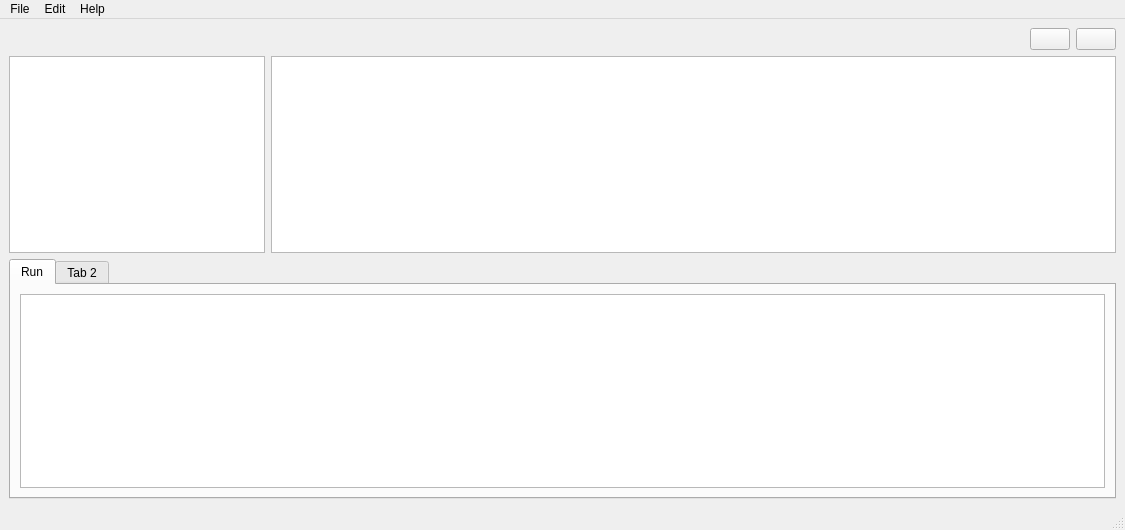
Old version of the form appData/editor.ui in the repository nikitka-lyceum/Editor.
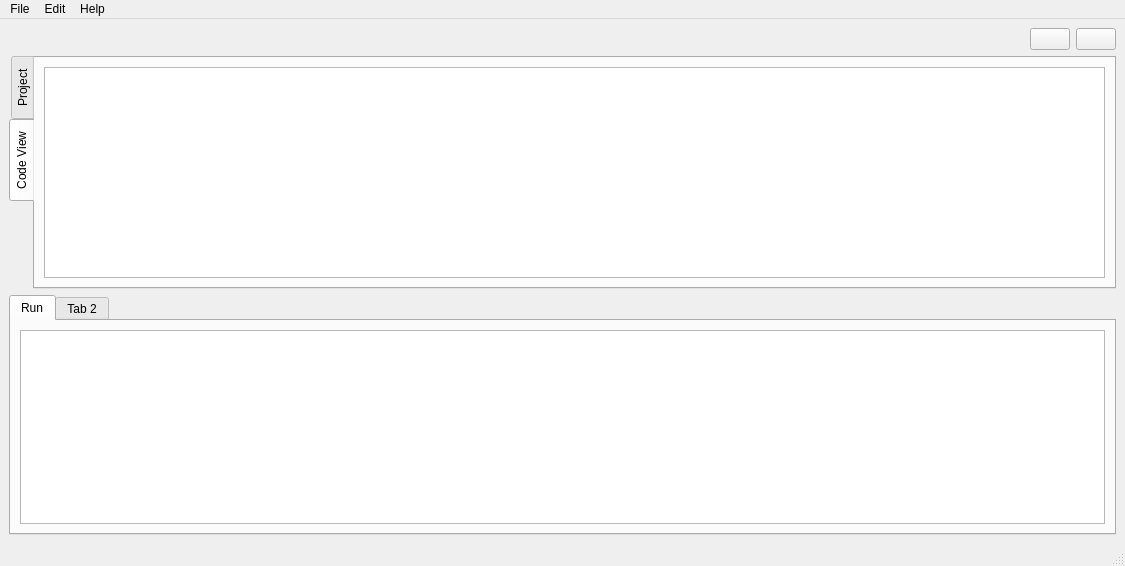
New version of the form.

The edit to the form file:
```diff
--- a/appData/editor.ui
+++ b/appData/editor.ui
@@ -7,7 +7,7 @@
     <x>0</x>
     <y>0</y>
     <width>1125</width>
-    <height>530</height>
+    <height>566</height>
    </rect>
   </property>
   <property name="windowTitle">
@@ -17,8 +17,8 @@
    <string notr="true"/>
   </property>
   <widget class="QWidget" name="centralwidget">
-   <layout class="QFormLayout" name="formLayout">
-    <item row="0" column="0" colspan="2">
+   <layout class="QVBoxLayout" name="verticalLayout_2">
+    <item>
      <layout class="QHBoxLayout" name="horizontalLayout_2">
       <item>
        <widget class="QLabel" name="currentFile">
@@ -69,14 +69,34 @@
       </item>
      </layout>
     </item>
-    <item row="1" column="0">
+    <item>
+     <widget class="QTabWidget" name="tabWidget_2">
+      <property name="tabPosition">
+       <enum>QTabWidget::West</enum>
+      </property>
+      <property name="currentIndex">
+       <number>1</number>
+      </property>
+      <widget class="QWidget" name="tab_3">
+       <attribute name="title">
+        <string>Project</string>
+       </attribute>
+       <layout class="QVBoxLayout" name="verticalLayout">
+        <item>
      <widget class="QTreeView" name="treeView">
       <property name="enabled">
        <bool>true</bool>
       </property>
      </widget>
     </item>
-    <item row="1" column="1">
+       </layout>
+      </widget>
+      <widget class="QWidget" name="tab_4">
+       <attribute name="title">
+        <string>Code View</string>
+       </attribute>
+       <layout class="QGridLayout" name="gridLayout">
+        <item row="0" column="0">
      <widget class="QTextEdit" name="codeEdit">
       <property name="font">
        <font>
@@ -84,11 +104,15 @@
        </font>
       </property>
       <property name="tabStopWidth">
-       <number>12</number>
+           <number>15</number>
       </property>
      </widget>
     </item>
-    <item row="2" column="0" colspan="2">
+       </layout>
+      </widget>
+     </widget>
+    </item>
+    <item>
      <widget class="QTabWidget" name="tabWidget">
       <property name="currentIndex">
        <number>0</number>
```
Left out of the diff: 5 changed lines with no effect on the pictures. Lines whose indentation alone changed are shown as unchanged.
